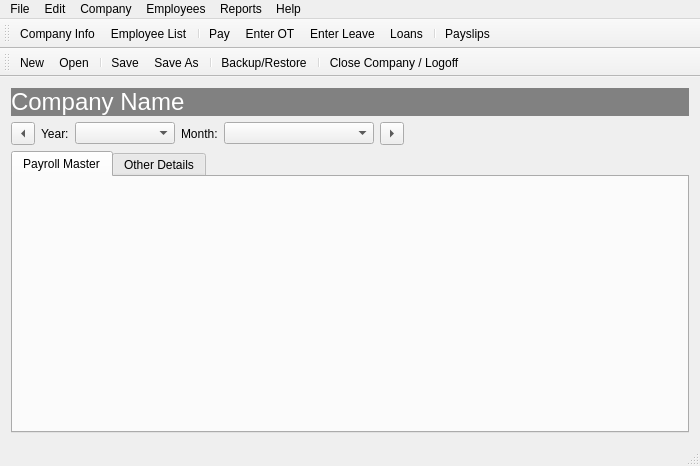
This is payroll/payrollmainwindow.ui in jayjay-w/payroll as Qt 5 draws it before an edit. The edited form follows.
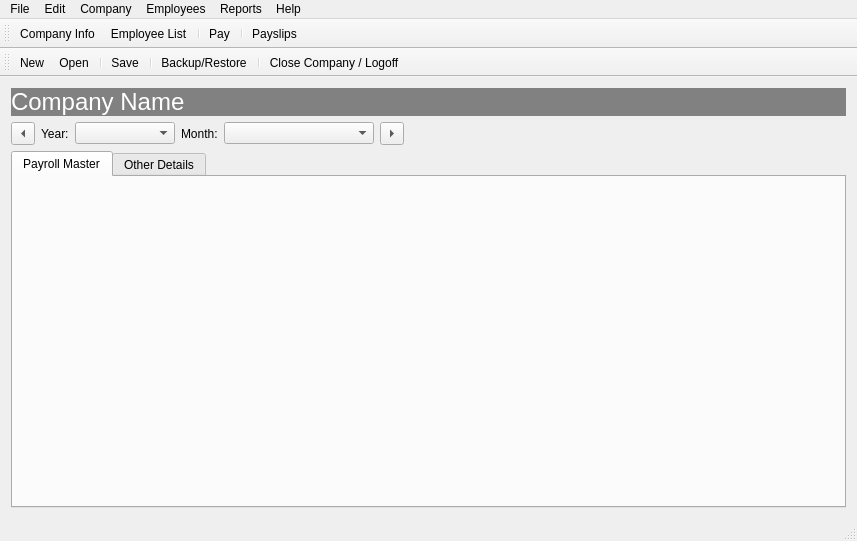
This is the edited form. Icons and pictures are not drawn.

```diff
--- a/payroll/payrollmainwindow.ui
+++ b/payroll/payrollmainwindow.ui
@@ -6,8 +6,8 @@
    <rect>
     <x>0</x>
     <y>0</y>
-    <width>700</width>
-    <height>466</height>
+    <width>857</width>
+    <height>541</height>
    </rect>
   </property>
   <property name="windowTitle">
@@ -129,8 +129,8 @@
     <rect>
      <x>0</x>
      <y>0</y>
-     <width>700</width>
-     <height>21</height>
+     <width>857</width>
+     <height>22</height>
     </rect>
    </property>
    <widget class="QMenu" name="menuFile">
@@ -220,6 +220,9 @@
    <addaction name="menuHelp"/>
   </widget>
   <widget class="QToolBar" name="mainToolBar">
+   <property name="toolButtonStyle">
+    <enum>Qt::ToolButtonTextUnderIcon</enum>
+   </property>
    <attribute name="toolBarArea">
     <enum>TopToolBarArea</enum>
    </attribute>
@@ -230,9 +233,6 @@
    <addaction name="actionEmployee_List"/>
    <addaction name="separator"/>
    <addaction name="actionPay"/>
-   <addaction name="actionEnter_OT"/>
-   <addaction name="actionEnter_Leave"/>
-   <addaction name="actionLoans"/>
    <addaction name="separator"/>
    <addaction name="actionPayslips_2"/>
   </widget>
@@ -241,6 +241,9 @@
    <property name="windowTitle">
     <string>toolBar</string>
    </property>
+   <property name="toolButtonStyle">
+    <enum>Qt::ToolButtonTextUnderIcon</enum>
+   </property>
    <attribute name="toolBarArea">
     <enum>TopToolBarArea</enum>
    </attribute>
@@ -251,7 +254,6 @@
    <addaction name="action_Open"/>
    <addaction name="separator"/>
    <addaction name="action_Save"/>
-   <addaction name="actionSave_As"/>
    <addaction name="separator"/>
    <addaction name="actionBackup_Restore"/>
    <addaction name="separator"/>
```
Left out of the diff: 49 changed lines with no effect on the pictures.
